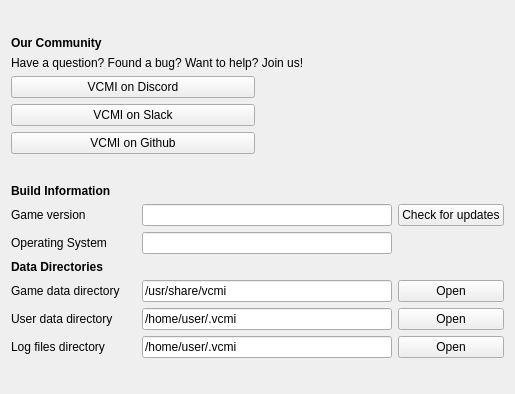
Above: launcher/aboutProject/aboutproject_moc.ui from vcmi/vcmi before the change. Below: the same form after it.
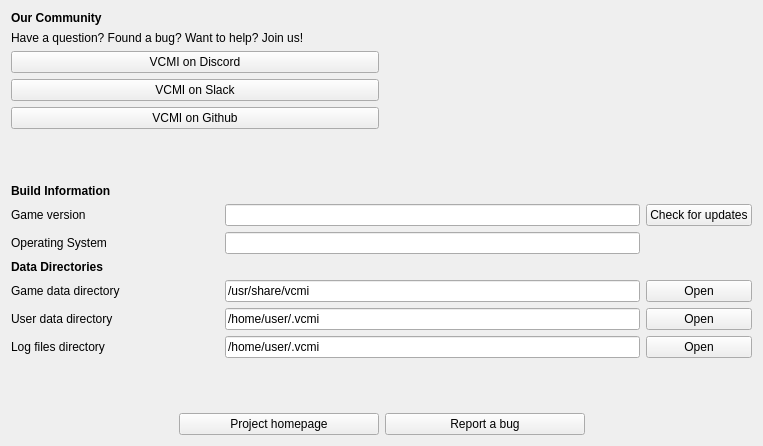
That is the form after the change.

```diff
--- a/launcher/aboutProject/aboutproject_moc.ui
+++ b/launcher/aboutProject/aboutproject_moc.ui
@@ -6,27 +6,14 @@
    <rect>
     <x>0</x>
     <y>0</y>
-    <width>515</width>
-    <height>394</height>
+    <width>763</width>
+    <height>446</height>
    </rect>
   </property>
   <property name="windowTitle">
    <string/>
   </property>
   <layout class="QVBoxLayout" name="verticalLayout">
-   <item>
-    <spacer name="verticalSpacer_2">
-     <property name="orientation">
-      <enum>Qt::Vertical</enum>
-     </property>
-     <property name="sizeHint" stdset="0">
-      <size>
-       <width>20</width>
-       <height>40</height>
-      </size>
-     </property>
-    </spacer>
-   </item>
    <item>
     <layout class="QGridLayout" name="gridLayout_2">
      <item row="2" column="0">
@@ -259,6 +246,62 @@
      </property>
     </spacer>
    </item>
+   <item>
+    <layout class="QHBoxLayout" name="horizontalLayout">
+     <item>
+      <spacer name="horizontalSpacer_2">
+       <property name="orientation">
+        <enum>Qt::Horizontal</enum>
+       </property>
+       <property name="sizeHint" stdset="0">
+        <size>
+         <width>40</width>
+         <height>20</height>
+        </size>
+       </property>
+      </spacer>
+     </item>
+     <item>
+      <widget class="QPushButton" name="pushButtonHomepage">
+       <property name="minimumSize">
+        <size>
+         <width>200</width>
+         <height>0</height>
+        </size>
+       </property>
+       <property name="text">
+        <string>Project homepage</string>
+       </property>
+      </widget>
+     </item>
+     <item>
+      <widget class="QPushButton" name="pushButtonBugreport">
+       <property name="minimumSize">
+        <size>
+         <width>200</width>
+         <height>0</height>
+        </size>
+       </property>
+       <property name="text">
+        <string>Report a bug</string>
+       </property>
+      </widget>
+     </item>
+     <item>
+      <spacer name="horizontalSpacer">
+       <property name="orientation">
+        <enum>Qt::Horizontal</enum>
+       </property>
+       <property name="sizeHint" stdset="0">
+        <size>
+         <width>40</width>
+         <height>20</height>
+        </size>
+       </property>
+      </spacer>
+     </item>
+    </layout>
+   </item>
   </layout>
  </widget>
  <resources/>
```
